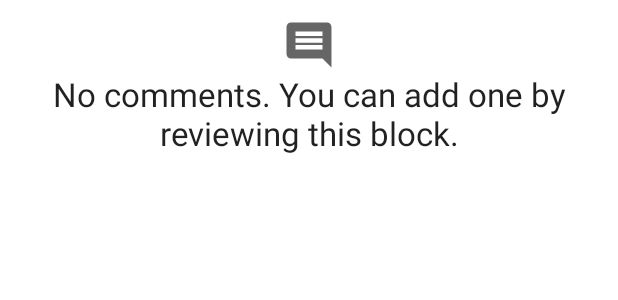
After one commit to ericfesta2/cmsc436-blockassessmentsurvey, an Android app: the layout no_comments_footer.xml on its own in the app's theme, with its tools: preview values and no code run, on a phone screen of 412 x 824 dp. The commit adds this screen. Shown: the top 300 px of the screen. Run offline under Robolectric (Android 15) with nearby library versions, the phone set to English and light mode, and no system bars.

Commit message:
More new stuff

```diff
--- /dev/null
+++ b/app/src/main/res/layout/no_comments_footer.xml
@@ -0,0 +1,20 @@
+<?xml version="1.0" encoding="utf-8"?>
+<LinearLayout
+    xmlns:android="http://schemas.android.com/apk/res/android" android:layout_width="match_parent"
+    android:layout_height="match_parent"
+    android:orientation="vertical"
+    android:layout_centerHorizontal="true"
+    android:padding="12dp">
+
+    <ImageView
+        android:layout_width="match_parent"
+        android:layout_height="wrap_content"
+        android:src="@drawable/ic_baseline_comment_36" />
+    <TextView
+        android:layout_width="match_parent"
+        android:layout_height="match_parent"
+        android:text="@string/no_comments_ind"
+        android:textAlignment="center"
+        android:textAppearance="@style/TextAppearance.AppCompat.Large" />
+
+</LinearLayout>
--- a/app/src/main/res/values/strings.xml
+++ b/app/src/main/res/values/strings.xml
@@ -7,4 +7,8 @@
     <string name="loc_not_found">Unable to get your current location. Please choose it manually on the map.</string>
     <string name="no_comments_ind">No comments. You can add one by reviewing this block.</string>
     <string name="map_help_txt">Select your location on the map to review it. Grant this app the ability to obtain your current location, or long-press anywhere to use that as your location.</string>
+    <string name="rating_dimension_1">Air Quality</string>
+    <string name="rating_dimension_2">Cleanliness (e.g. absence of litter)</string>
+    <string name="rating_dimension_3">Parking Spaces</string>
+    <string name="api_key">AIzaSyCT2cGpBggM_UiAExYwJUB2LQH-AkwphP4</string>
 </resources>
```
Also changed, not shown: app/src/main/java/com/example/blockassessmentsurvey/MainActivity.kt (+5 -5 lines), app/src/main/res/menu/logout.xml (added, +10 -0 lines).
